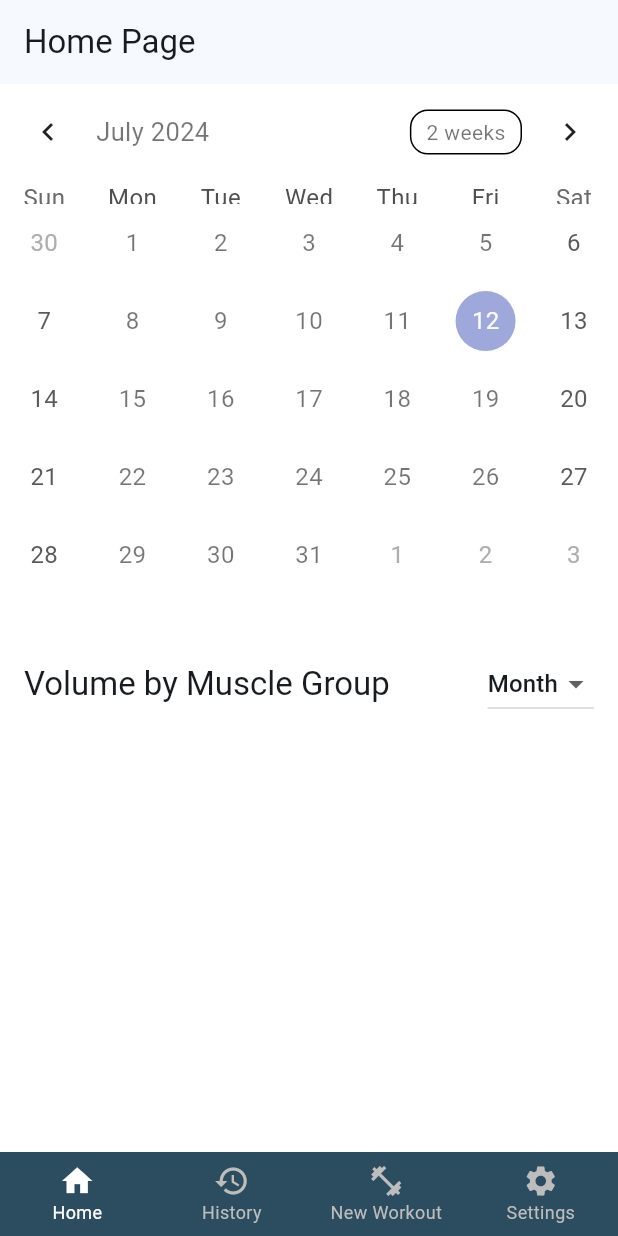
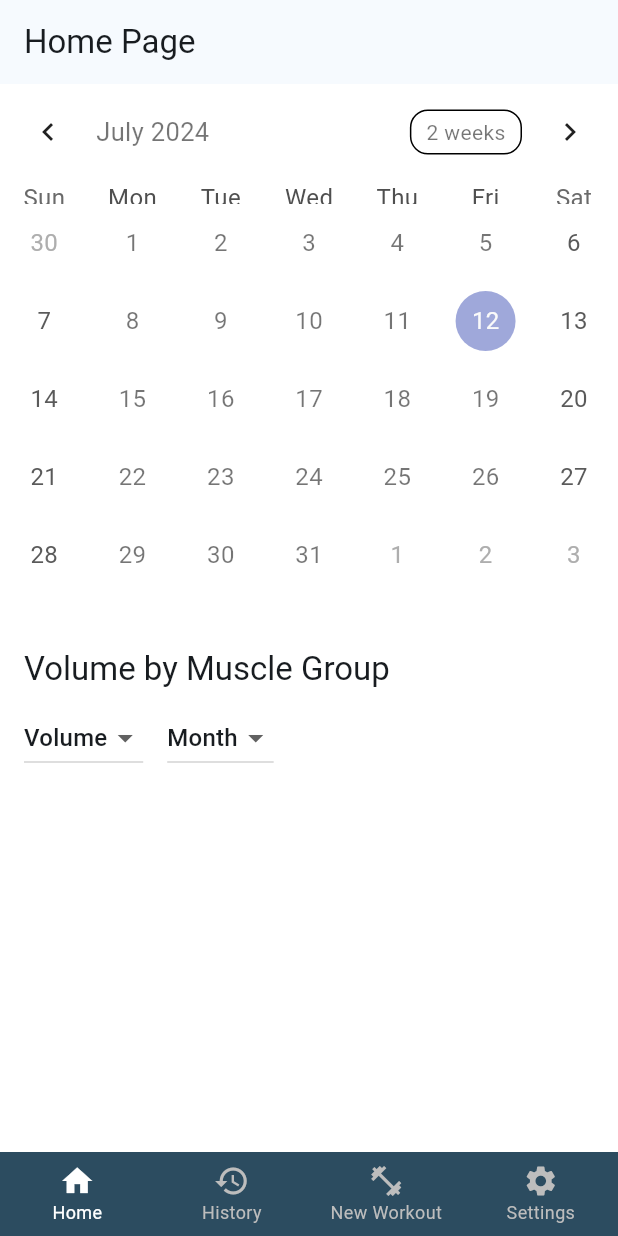
Before and after one commit to omarabdul7/workout_tracker_application, a Flutter app: the screen it shows after launch, on a phone screen of 412 x 824 dp. Run offline on Flutter 3.47's test engine with Material 3 defaults, Android fonts, the phone set to English and light mode, and no system bars; drawn by our look-alikes of pull_to_refresh, table_calendar; our stand-ins replace cloud_firestore, firebase_core, fl_chart; accounts and stored records are empty.

Commit message:
new selection option for volume or sets

```diff
--- a/lib/models/workout_instance.dart
+++ b/lib/models/workout_instance.dart
@@ -26,10 +26,10 @@ class ExerciseInstance {
     'flat dumbell press': 'chest',
     'incline dumbell press': 'chest',
     'cable flies': 'chest',
-    'tricep dip': 'triceps',
-    'tricep dips': 'triceps',
-    'dips': 'triceps',
-    'dip': 'triceps',
+    'tricep dip': 'tricep',
+    'tricep dips': 'tricep',
+    'dips': 'tricep',
+    'dip': 'tricep',
     'shoulder press': 'shoulders',
     'overhead press': 'shoulders',
     'military press': 'shoulders',
@@ -47,12 +47,12 @@ class ExerciseInstance {
     'reverse flyes': 'shoulders',
     'rear delt fly': 'shoulders',
     'rear delt flies': 'shoulders',
-    'bicep curl': 'biceps',
-    'bicep curls': 'biceps',
-    'curl': 'biceps',
-    'curls': 'biceps',
-    'hammer curl': 'biceps',
-    'hammer curls': 'biceps',
+    'bicep curl': 'bicep',
+    'bicep curls': 'bicep',
+    'curl': 'bicep',
+    'curls': 'bicep',
+    'hammer curl': 'bicep',
+    'hammer curls': 'bicep',
     'pull-up': 'back',
     'pullup': 'back',
     'pull up': 'back',
--- a/lib/pages/home_page.dart
+++ b/lib/pages/home_page.dart
@@ -7,6 +7,7 @@ import 'package:intl/intl.dart';
 import 'package:fl_chart/fl_chart.dart';
 
 enum TimeFrame { week, month, year }
+enum ViewType { volume, sets }
 
 class HomePage extends StatefulWidget {
   const HomePage({Key? key}) : super(key: key);
@@ -18,8 +19,10 @@ class HomePage extends StatefulWidget {
 class _HomePageState extends State<HomePage> {
   final Map<DateTime, List<WorkoutInstance>> _workoutInstances = {};
   final Map<String, Map<String, double>> _volumeByMuscleGroup = {};
+  final Map<String, Map<String, int>> _setsByMuscleGroup = {};
   final RefreshController _refreshController = RefreshController(initialRefresh: false);
   TimeFrame _selectedTimeFrame = TimeFrame.month;
+  ViewType _selectedViewType = ViewType.volume;
 
   CalendarFormat _calendarFormat = CalendarFormat.month;
   DateTime _focusedDay = DateTime.now();
@@ -66,6 +69,7 @@ class _HomePageState extends State<HomePage> {
   void _processWorkoutInstances(List<WorkoutInstance> instances) {
     _workoutInstances.clear();
     _volumeByMuscleGroup.clear();
+    _setsByMuscleGroup.clear();
 
     for (final instance in instances) {
       final date = instance.createdAt;
@@ -79,6 +83,10 @@ class _HomePageState extends State<HomePage> {
           _volumeByMuscleGroup
             .putIfAbsent(muscleGroup, () => {})
             .update(monthWeekKey, (value) => value + exercise.totalVolume, ifAbsent: () => exercise.totalVolume);
+
+          _setsByMuscleGroup
+            .putIfAbsent(muscleGroup, () => {})
+            .update(monthWeekKey, (value) => value + exercise.sets.length, ifAbsent: () => exercise.sets.length);
         }
       }
     }
@@ -89,7 +97,6 @@ class _HomePageState extends State<HomePage> {
     final weekNumber = ((date.day - 1) / 7).floor() + 1;
     return '$monthName Week $weekNumber ${date.year}';
   }
-
 
   @override
   Widget build(BuildContext context) {
@@ -117,7 +124,7 @@ class _HomePageState extends State<HomePage> {
         children: [
           _buildCalendar(),
           const SizedBox(height: 20),
-          _buildVolumeComparison(),
+          _buildMuscleGroupComparison(),
         ],
       ),
     );
@@ -153,19 +160,41 @@ class _HomePageState extends State<HomePage> {
     );
   }
 
-  Widget _buildVolumeComparison() {
+Widget _buildMuscleGroupComparison() {
   return Column(
     crossAxisAlignment: CrossAxisAlignment.start,
     children: [
       Padding(
         padding: const EdgeInsets.all(16.0),
-          child: Row(
-            mainAxisAlignment: MainAxisAlignment.spaceBetween,
+        child: Column(
+          crossAxisAlignment: CrossAxisAlignment.start,
           children: [
             Text(
-                'Volume by Muscle Group',
+              _selectedViewType == ViewType.volume
+                  ? 'Volume by Muscle Group'
+                  : 'Sets by Muscle Group',
               style: Theme.of(context).textTheme.titleLarge,
             ),
+            const SizedBox(height: 8),
+            Row(
+              children: [
+                DropdownButton<ViewType>(
+                  value: _selectedViewType,
+                  onChanged: (ViewType? newValue) {
+                    if (newValue != null) {
+                      setState(() {
+                        _selectedViewType = newValue;
+                      });
+                    }
+                  },
+                  items: ViewType.values.map((ViewType viewType) {
+                    return DropdownMenuItem<ViewType>(
+                      value: viewType,
+                      child: Text(viewType.toString().split('.').last.capitalize()),
+                    );
+                  }).toList(),
+                ),
+                const SizedBox(width: 16),
                 DropdownButton<TimeFrame>(
                   value: _selectedTimeFrame,
                   onChanged: (TimeFrame? newValue) {
@@ -184,32 +213,44 @@ class _HomePageState extends State<HomePage> {
                 ),
               ],
             ),
+          ],
+        ),
       ),
       ..._buildMuscleGroupCards(),
     ],
   );
 }
 
+
 List<Widget> _buildMuscleGroupCards() {
-    final sortedMuscleGroups = _volumeByMuscleGroup.entries.toList()
-      ..sort((a, b) => b.value.values.reduce((sum, element) => sum + element)
-          .compareTo(a.value.values.reduce((sum, element) => sum + element)));
+  final data = _selectedViewType == ViewType.volume
+      ? _volumeByMuscleGroup
+      : _setsByMuscleGroup;
+
+  final sortedMuscleGroups = data.entries.toList()
+    ..sort((a, b) {
+      double sumA = a.value.values.fold(0.0, (sum, element) => sum + element.toDouble());
+      double sumB = b.value.values.fold(0.0, (sum, element) => sum + element.toDouble());
+      return sumB.compareTo(sumA);
+    });
 
   return sortedMuscleGroups.map((entry) {
     final muscleGroup = entry.key;
-      final volumeData = entry.value;
-      final aggregatedData = _aggregateData(volumeData, _selectedTimeFrame);
+    final muscleData = entry.value;
+    final aggregatedData = _aggregateData(muscleData, _selectedTimeFrame);
     final sortedAggregatedData = aggregatedData.entries.toList()
       ..sort((a, b) => a.key.compareTo(b.key));
 
-      final totalVolume = aggregatedData.values.reduce((sum, element) => sum + element);
+    final total = aggregatedData.values.reduce((sum, element) => sum + element);
 
     return Card(
       color: const Color.fromARGB(255, 241, 246, 249),
       margin: const EdgeInsets.symmetric(horizontal: 16.0, vertical: 8.0),
       child: ExpansionTile(
-          title: Text('$muscleGroup - Total: ${totalVolume.toStringAsFixed(2)} lbs',
-              style: Theme.of(context).textTheme.titleMedium),
+        title: Text(
+          '$muscleGroup - Total: ${_selectedViewType == ViewType.volume ? '${total.toStringAsFixed(2)} lbs' : '${total.toInt()} sets'}',
+          style: Theme.of(context).textTheme.titleMedium,
+        ),
         children: [
           Padding(
             padding: const EdgeInsets.all(16.0),
@@ -218,13 +259,12 @@ class _HomePageState extends State<HomePage> {
               child: _buildChart(sortedAggregatedData),
             ),
           ),
-            ..._buildVolumeList(sortedAggregatedData),
+          ..._buildDataList(sortedAggregatedData),
         ],
       ),
     );
   }).toList();
 }
-
   Widget _buildChart(List<MapEntry<String, double>> data) {
     return BarChart(
       BarChartData(
@@ -268,12 +308,12 @@ class _HomePageState extends State<HomePage> {
         borderData: FlBorderData(show: false),
         barGroups: data.asMap().entries.map((entry) {
           final index = entry.key;
-          final volume = entry.value.value;
+          final value = entry.value.value;
           return BarChartGroupData(
             x: index,
             barRods: [
               BarChartRodData(
-                toY: volume,
+                toY: value,
                 color: Colors.lightBlue,
                 width: 20,
               ),
@@ -284,15 +324,17 @@ class _HomePageState extends State<HomePage> {
     );
   }
 
-  List<Widget> _buildVolumeList(List<MapEntry<String, double>> sortedAggregatedData) {
+  List<Widget> _buildDataList(List<MapEntry<String, double>> sortedAggregatedData) {
     return sortedAggregatedData.map((entry) {
       return ListTile(
-        title: Text('${entry.key}: ${entry.value.toStringAsFixed(2)} lbs'),
+        title: Text(
+          '${entry.key}: ${_selectedViewType == ViewType.volume ? '${entry.value.toStringAsFixed(2)} lbs' : '${entry.value.toInt()} sets'}',
+        ),
       );
     }).toList();
   }
 
-  Map<String, double> _aggregateData(Map<String, double> data, TimeFrame timeFrame) {
+  Map<String, double> _aggregateData(Map<String, dynamic> data, TimeFrame timeFrame) {
     final result = <String, double>{};
 
     data.forEach((key, value) {
@@ -303,11 +345,11 @@ class _HomePageState extends State<HomePage> {
 
       if (timeFrame == TimeFrame.week) {
         final weekKey = 'Week $weekNumber of $month';
-        result.update(weekKey, (v) => v + value, ifAbsent: () => value);
+        result.update(weekKey, (v) => v + value.toDouble(), ifAbsent: () => value.toDouble());
       } else if (timeFrame == TimeFrame.month) {
-        result.update(month, (v) => v + value, ifAbsent: () => value);
+        result.update(month, (v) => v + value.toDouble(), ifAbsent: () => value.toDouble());
       } else if (timeFrame == TimeFrame.year) {
-        result.update(year.toString(), (v) => v + value, ifAbsent: () => value);
+        result.update(year.toString(), (v) => v + value.toDouble(), ifAbsent: () => value.toDouble());
       }
     });
 
```
Lines whose indentation alone changed are shown as unchanged.
